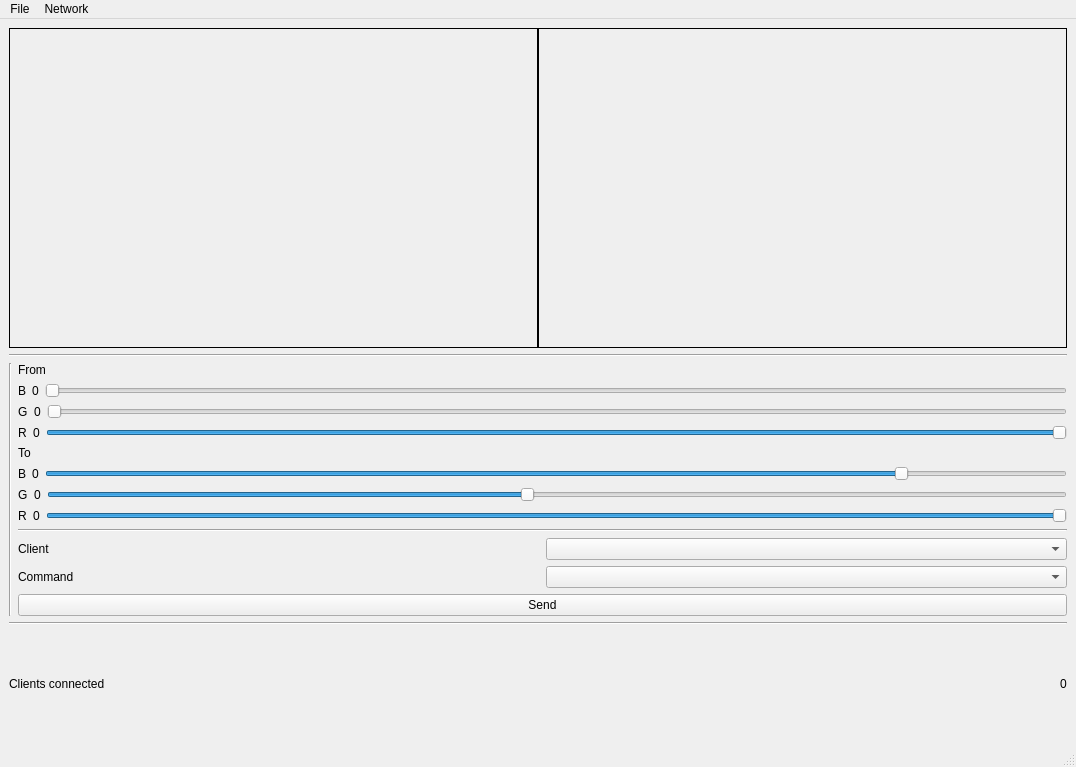
Before: the Qt Designer form Server/ui/mainwindow.ui in MGritsenko/Server, drawn with Qt 5.
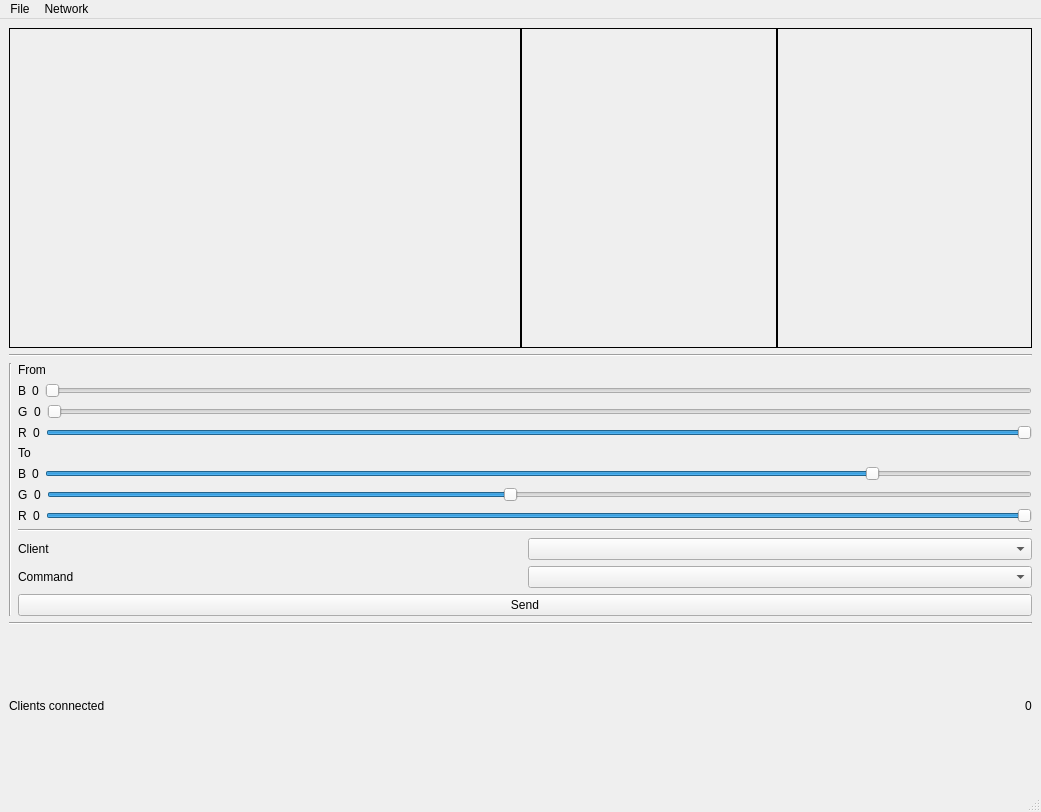
After: the same form once the commit is applied.

The edit to the form file:
```diff
--- a/Server/ui/mainwindow.ui
+++ b/Server/ui/mainwindow.ui
@@ -6,8 +6,8 @@
    <rect>
     <x>0</x>
     <y>0</y>
-    <width>1076</width>
-    <height>767</height>
+    <width>1041</width>
+    <height>812</height>
    </rect>
   </property>
   <property name="windowTitle">
@@ -20,17 +20,8 @@
       <property name="spacing">
        <number>0</number>
       </property>
-      <property name="sizeConstraint">
-       <enum>QLayout::SetMinimumSize</enum>
-      </property>
       <item>
        <widget class="QLabel" name="frameWindow">
-        <property name="sizePolicy">
-         <sizepolicy hsizetype="Expanding" vsizetype="Preferred">
-          <horstretch>0</horstretch>
-          <verstretch>0</verstretch>
-         </sizepolicy>
-        </property>
         <property name="frameShape">
          <enum>QFrame::Box</enum>
         </property>
@@ -40,29 +31,61 @@
         <property name="text">
          <string/>
         </property>
+        <property name="wordWrap">
+         <bool>true</bool>
+        </property>
        </widget>
       </item>
       <item>
-       <widget class="QLabel" name="alphaWindow">
-        <property name="sizePolicy">
-         <sizepolicy hsizetype="Expanding" vsizetype="Preferred">
-          <horstretch>0</horstretch>
-          <verstretch>0</verstretch>
-         </sizepolicy>
+       <layout class="QGridLayout" name="gridLayout">
+        <property name="horizontalSpacing">
+         <number>0</number>
         </property>
+        <item row="0" column="0">
+         <widget class="QLabel" name="redWindow">
         <property name="minimumSize">
          <size>
           <width>0</width>
           <height>320</height>
          </size>
         </property>
+          <property name="maximumSize">
+           <size>
+            <width>320</width>
+            <height>16777215</height>
+           </size>
+          </property>
         <property name="frameShape">
          <enum>QFrame::Box</enum>
         </property>
         <property name="text">
          <string/>
         </property>
-       </widget>
+          <property name="wordWrap">
+           <bool>true</bool>
+          </property>
+         </widget>
+        </item>
+        <item row="0" column="1">
+         <widget class="QLabel" name="greenWindow">
+          <property name="maximumSize">
+           <size>
+            <width>320</width>
+            <height>16777215</height>
+           </size>
+          </property>
+          <property name="frameShape">
+           <enum>QFrame::Box</enum>
+          </property>
+          <property name="text">
+           <string/>
+          </property>
+          <property name="wordWrap">
+           <bool>true</bool>
+          </property>
+         </widget>
+        </item>
+       </layout>
       </item>
      </layout>
     </item>
@@ -451,7 +474,7 @@
     <rect>
      <x>0</x>
      <y>0</y>
-     <width>1076</width>
+     <width>1041</width>
      <height>26</height>
     </rect>
    </property>
```
Left out of the diff: 2 changed lines with no effect on the pictures. Lines whose indentation alone changed are shown as unchanged.
